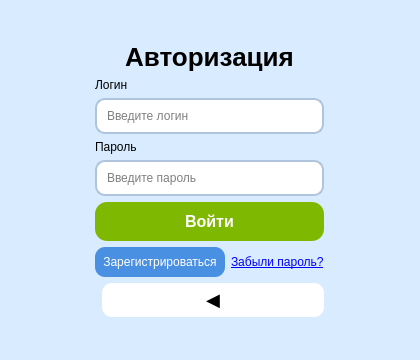
The window that UI/Timpproject/logintimp.ui (Wshido/FormG) describes before a commit, drawn with Qt 5.
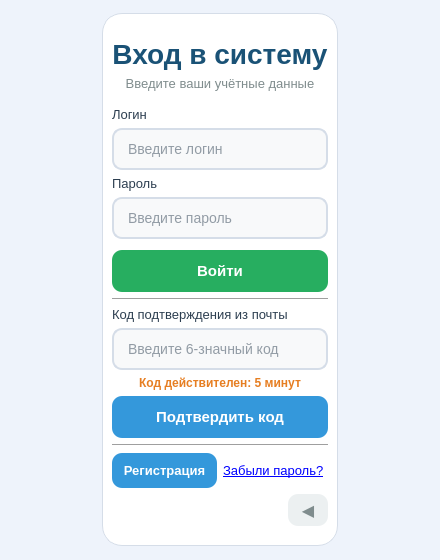
The same window after the commit.

What changed in the file:
```diff
--- a/UI/Timpproject/logintimp.ui
+++ b/UI/Timpproject/logintimp.ui
@@ -6,8 +6,8 @@
    <rect>
     <x>0</x>
     <y>0</y>
-    <width>420</width>
-    <height>360</height>
+    <width>440</width>
+    <height>560</height>
    </rect>
   </property>
   <property name="windowTitle">
@@ -16,58 +16,57 @@
   <property name="styleSheet">
    <string notr="true">
   QWidget#LoginTimp {
-      font-family: Segoe UI, Arial, sans-serif;
-      background-color: #d9ecff;
+      font-family: "Segoe UI", Arial, sans-serif;
+      background-color: #eef3fb;
   }
 
-  /* Центральная карточка */
   QFrame#frame {
-      background-color: transparent;
+      background-color: white;
       border-radius: 20px;
-      border: 1px solid #d9ecff;
+      border: 1px solid #d5dde8;
   }
 
-  /* Заголовок */
   QLabel#titleLabel {
-      font-size: 26px;
+      font-size: 28px;
       font-weight: bold;
+      color: #1a5276;
       background: transparent;
   }
 
-  /* Подзаголовок */
   QLabel#subtitleLabel {
-      font-size: 14px;
-      color: #000000;
+      font-size: 13px;
+      color: #7f8c8d;
       background: transparent;
   }
 
-  /* Обычные надписи */
   QLabel {
-      color: #000000;
+      color: #2c3e50;
       background: transparent;
+      font-size: 13px;
   }
 
-  /* Поля ввода */
   QLineEdit {
-      background-color: #ffffff;
-      border: 2px solid #b0c4de;
+      background-color: #f8f9fa;
+      border: 2px solid #d5dde8;
       border-radius: 10px;
-      padding: 8px;
-      color: #000000;
+      padding: 10px 12px;
+      color: #2c3e50;
+      font-size: 14px;
+      selection-background-color: #3498db;
   }
 
   QLineEdit:focus {
       border: 2px solid #4a90e2;
   }
 
-  /* Кнопка входа */
   QPushButton#loginButton {
-      background-color: #7fb800;
+      background-color: #27ae60;
       color: #ffffff;
-      border-radius: 12px;
-      padding: 10px;
-      font-size: 16px;
+      border-radius: 10px;
+      padding: 12px;
+      font-size: 15px;
       font-weight: bold;
+      border: none;
   }
 
   QPushButton#loginButton:hover {
@@ -78,51 +77,126 @@
       background-color: #6aa000;
   }
 
-  /*"Забыли пароль?" */
+  QPushButton#loginButton:disabled {
+      background-color: #bdc3c7;
+  }
+
+  QPushButton#confirmCodeButton {
+      background-color: #3498db;
+      color: white;
+      border-radius: 10px;
+      padding: 12px;
+      font-size: 15px;
+      font-weight: bold;
+      border: none;
+  }
+
+  QPushButton#confirmCodeButton:hover {
+      background-color: #5dade2;
+  }
+
+  QPushButton#confirmCodeButton:pressed {
+      background-color: #2471a3;
+  }
+
+  QPushButton#confirmCodeButton:disabled {
+      background-color: #bdc3c7;
+  }
+
   QLabel#forgotLabel {
-      color: #1a73e8;
-      text-decoration: underline;
+      color: #3498db;
+      font-size: 13px;
   }
 
-  /* Кнопка регистрации */
   QPushButton#registerButton {
-      background-color: #4a90e2;
+      background-color: #3498db;
       color: white;
       border-radius: 10px;
-      padding: 8px;
+      padding: 10px;
+      font-size: 13px;
+      font-weight: bold;
+      border: none;
   }
 
   QPushButton#registerButton:hover {
       background-color: #5aa0f2;
   }
+
   QPushButton#backButton {
-      background-color: white;
+      background-color: #ecf0f1;
+      color: #7f8c8d;
       border-radius: 10px;
-      font-size: 18px;
-      padding: 6px;
-      }
+      font-size: 16px;
+      padding: 6px 12px;
+      border: none;
+  }
 
+  QPushButton#backButton:hover {
+      background-color: #d5dbdb;
+  }
+
+  QLabel#timerLabel {
+      color: #e67e22;
+      font-size: 12px;
+      font-weight: bold;
+  }
+
+  Line {
+      color: #ecf0f1;
+  }
    </string>
   </property>
-
   <layout class="QVBoxLayout" name="mainLayout">
 
    <item alignment="Qt::AlignCenter">
     <widget class="QFrame" name="frame">
      <layout class="QVBoxLayout" name="verticalLayout">
-
-
+      <item>
+       <spacer name="topSpacer">
+        <property name="orientation">
+         <enum>Qt::Vertical</enum>
+        </property>
+        <property name="sizeHint" stdset="0">
+         <size>
+          <width>0</width>
+          <height>15</height>
+         </size>
+        </property>
+       </spacer>
+      </item>
       <item>
        <widget class="QLabel" name="titleLabel">
         <property name="text">
-         <string>Авторизация</string>
+         <string>Вход в систему</string>
         </property>
         <property name="alignment">
          <set>Qt::AlignCenter</set>
         </property>
        </widget>
       </item>
-
+      <item>
+       <widget class="QLabel" name="subtitleLabel">
+        <property name="text">
+         <string>Введите ваши учётные данные</string>
+        </property>
+        <property name="alignment">
+         <set>Qt::AlignCenter</set>
+        </property>
+       </widget>
+      </item>
+      <item>
+       <spacer name="spacer1">
+        <property name="orientation">
+         <enum>Qt::Vertical</enum>
+        </property>
+        <property name="sizeHint" stdset="0">
+         <size>
+          <width>0</width>
+          <height>10</height>
+         </size>
+        </property>
+       </spacer>
+      </item>
       <item>
        <widget class="QLabel" name="loginLabel">
         <property name="text">
@@ -157,7 +231,19 @@
         </property>
        </widget>
       </item>
-
+      <item>
+       <spacer name="spacer2">
+        <property name="orientation">
+         <enum>Qt::Vertical</enum>
+        </property>
+        <property name="sizeHint" stdset="0">
+         <size>
+          <width>0</width>
+          <height>5</height>
+         </size>
+        </property>
+       </spacer>
+      </item>
       <item>
        <widget class="QPushButton" name="loginButton">
         <property name="text">
@@ -165,14 +251,73 @@
         </property>
        </widget>
       </item>
-
+      <item>
+       <widget class="Line" name="line">
+        <property name="orientation">
+         <enum>Qt::Orientation::Horizontal</enum>
+        </property>
+       </widget>
+      </item>
+      <item>
+       <widget class="QLabel" name="codeLabel">
+        <property name="text">
+         <string>Код подтверждения из почты</string>
+        </property>
+        <property name="visible">
+         <bool>false</bool>
+        </property>
+       </widget>
+      </item>
+      <item>
+       <widget class="QLineEdit" name="codeEdit">
+        <property name="placeholderText">
+         <string>Введите 6-значный код</string>
+        </property>
+        <property name="visible">
+         <bool>false</bool>
+        </property>
+        <property name="maxLength">
+         <number>6</number>
+        </property>
+       </widget>
+      </item>
+      <item>
+       <widget class="QLabel" name="timerLabel">
+        <property name="text">
+         <string>Код действителен: 5 минут</string>
+        </property>
+        <property name="alignment">
+         <set>Qt::AlignCenter</set>
+        </property>
+        <property name="visible">
+         <bool>false</bool>
+        </property>
+       </widget>
+      </item>
+      <item>
+       <widget class="QPushButton" name="confirmCodeButton">
+        <property name="text">
+         <string>Подтвердить код</string>
+        </property>
+        <property name="visible">
+         <bool>false</bool>
+        </property>
+       </widget>
+      </item>
+      <item>
+       <widget class="Line" name="line2">
+        <property name="orientation">
+         <enum>Qt::Orientation::Horizontal</enum>
+        </property>
+       </widget>
+      </item>
 <item>
  <layout class="QHBoxLayout" name="bottomButtonsLayout">
 
   <item>
    <widget class="QPushButton" name="registerButton">
     <property name="text">
-     <string>Зарегистрироваться</string>
+           <string>Регистрация</string>
     </property>
    </widget>
   </item>
@@ -202,7 +347,13 @@
   <item>
    <spacer name="horizontalSpacer">
     <property name="orientation">
-     <enum>Qt::Horizontal</enum>
+           <enum>Qt::Orientation::Horizontal</enum>
+          </property>
+          <property name="sizeHint" stdset="0">
+           <size>
+            <width>0</width>
+            <height>0</height>
+           </size>
     </property>
    </spacer>
   </item>
@@ -214,13 +365,26 @@
     <property name="minimumSize">
      <size>
       <width>40</width>
-      <height>30</height>
+            <height>32</height>
      </size>
     </property>
    </widget>
   </item>
  </layout>
 </item>
+      <item>
+       <spacer name="bottomSpacer">
+        <property name="orientation">
+         <enum>Qt::Vertical</enum>
+        </property>
+        <property name="sizeHint" stdset="0">
+         <size>
+          <width>0</width>
+          <height>10</height>
+         </size>
+        </property>
+       </spacer>
+      </item>
      </layout>
     </widget>
    </item>
```
Left out of the diff: 29 changed lines with no effect on the pictures. Lines whose indentation alone changed are shown as unchanged.
